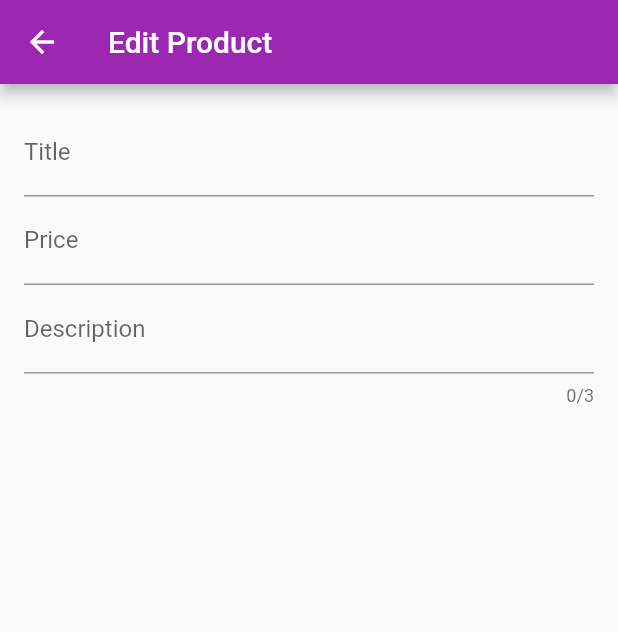
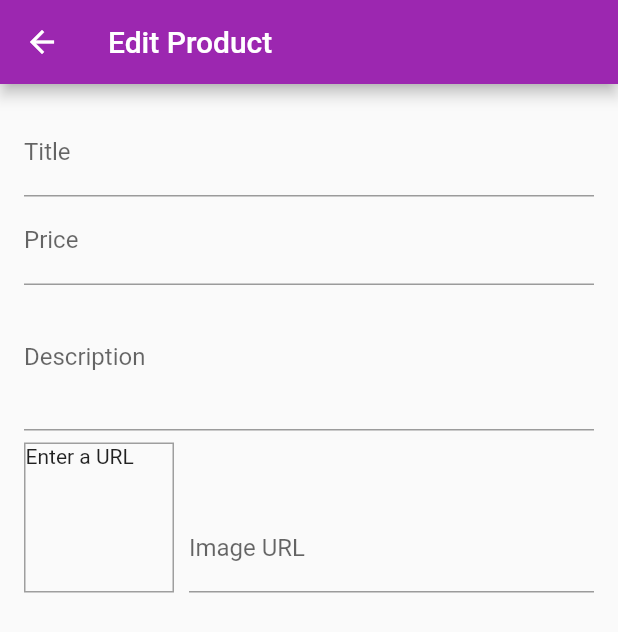
Before and after one commit to panda2000/flutter_shop_app, a Flutter app: the EditProductScreen screen opened by its route, on a phone screen of 412 x 824 dp. Shown: the top 632 px of the screen. Run offline on Flutter 3.47's test engine with Material 2 defaults, Android fonts, the phone set to English and light mode, and no system bars; network calls fail.

Commit message:
Image input

```diff
--- a/lib/screens/edit_prodict_screen.dart
+++ b/lib/screens/edit_prodict_screen.dart
@@ -1,4 +1,5 @@
 import 'package:flutter/material.dart';
+import 'package:intl/date_symbols.dart';
 
 class EditProductScreen extends StatefulWidget {
   static const String routeName = "/edit-product";
@@ -11,12 +12,31 @@ class _EditProductScreenState extends State<EditProductScreen> {
 
   final _priceFocusNode = FocusNode();
   final _descriptionFocusNode = FocusNode();
+  final _imageUrlFocusNode = FocusNode();
+  final _imageUrlController = TextEditingController();
+
+  @override
+  void initState() {
+    // TODO: implement initState
+    _imageUrlFocusNode.addListener(_updateImageUrl);
+    super.initState();
+  }
+
+  void _updateImageUrl () {
+    if (!_imageUrlFocusNode.hasFocus) {
+      setState(() {
+
+      });
+    }
+  }
 
   @override
   void dispose() {
     // TODO: implement dispose
+    _imageUrlFocusNode.removeListener(_updateImageUrl);
     _priceFocusNode.dispose();
     _descriptionFocusNode.dispose();
+    _imageUrlFocusNode.dispose();
     super.dispose();
   }
 
@@ -49,10 +69,40 @@ class _EditProductScreenState extends State<EditProductScreen> {
               ),
               TextFormField (
                 decoration: InputDecoration (labelText: "Description",),
-                maxLength: 3,
+                maxLines: 3,
                 keyboardType: TextInputType.multiline,
                 focusNode: _descriptionFocusNode,
               ),
+              Row(
+                crossAxisAlignment: CrossAxisAlignment.end,
+                children: <Widget>[
+                Container(
+                  width: 100,
+                  height: 100,
+                  margin: EdgeInsets.only(top:8, right: 10),
+                  decoration: BoxDecoration (
+                    border: Border.all (
+                      width: 1,
+                      color: Colors.grey,
+                    )
+                  ),
+                  child: _imageUrlController.text.isEmpty ? Text ("Enter a URL") : FittedBox (
+                    child: Image.network(
+                      _imageUrlController.text,
+                      fit: BoxFit.cover,
+                    ),
+                  ),
+                ),
+                Expanded(
+                  child: TextFormField(
+                    decoration: InputDecoration (labelText: 'Image URL'),
+                    keyboardType: TextInputType.url,
+                    textInputAction: TextInputAction.done,
+                    controller: _imageUrlController,
+                    focusNode: _imageUrlFocusNode,
+                  ),
+                )
+              ],)
             ],
           ),
         ),
```
